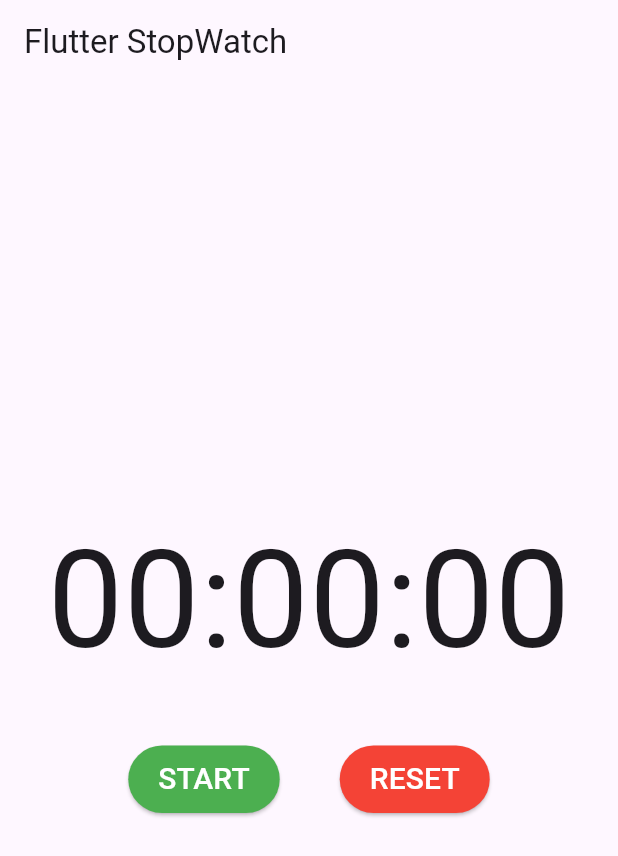
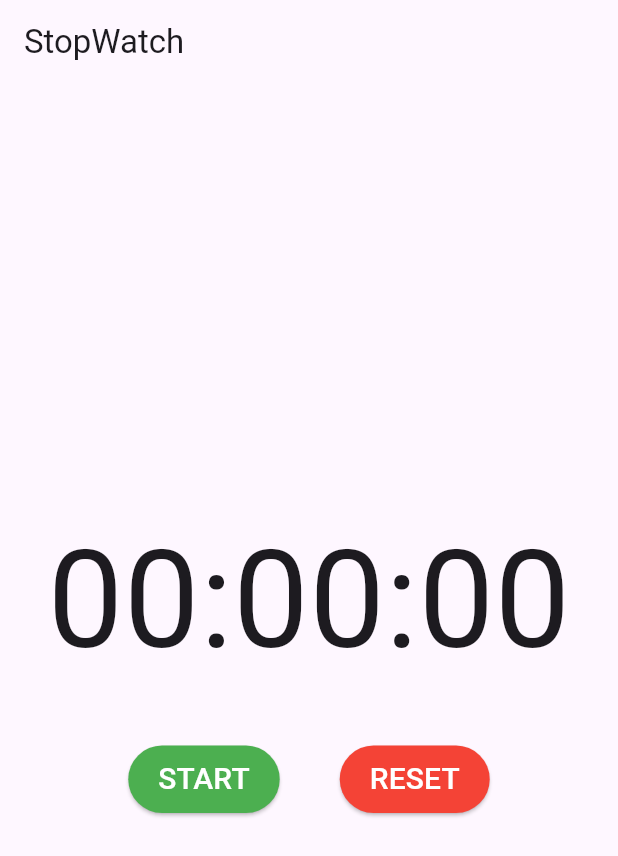
Before and after one commit to shrabanti722/stopwatch_stream, a Flutter app: the screen it shows after launch, on a phone screen of 412 x 824 dp. Shown: the top 856 px of the screen. Run offline on Flutter 3.47's test engine with Material 3 defaults, Android fonts, the phone set to English and light mode, and no system bars.

Commit message:
changed title

```diff
--- a/lib/stopwatch.dart
+++ b/lib/stopwatch.dart
@@ -78,7 +78,7 @@
   @override
   Widget build(BuildContext context) {
     return Scaffold(
-      appBar: AppBar(title: const Text("Flutter StopWatch")),
+      appBar: AppBar(title: const Text("StopWatch")),
       body: Center(
         child: Column(
           mainAxisAlignment: MainAxisAlignment.center,
```
